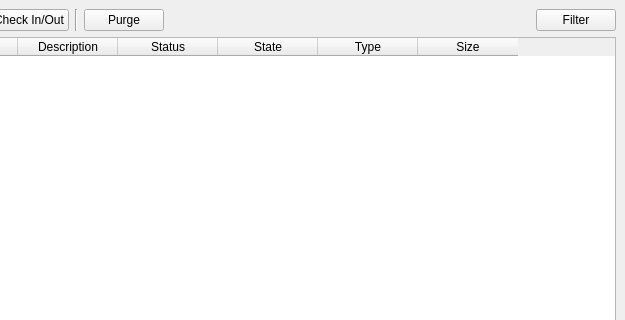
Above: src/gui/MainWindow.ui from grd/FreePDM before the change; both pictures show x 192 to 817 and y 0 to 320 of the 817 by 600 pixel window. Below: the same form after it.
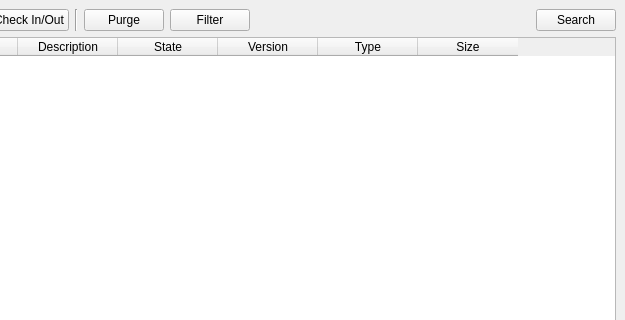
That is the form after the change.

```diff
--- a/src/gui/MainWindow.ui
+++ b/src/gui/MainWindow.ui
@@ -52,6 +52,13 @@
         </property>
        </widget>
       </item>
+      <item>
+       <widget class="QPushButton" name="buttonFilter">
+        <property name="text">
+         <string>Filter</string>
+        </property>
+       </widget>
+      </item>
       <item>
        <spacer name="spacerpurge2filter">
         <property name="orientation">
@@ -66,9 +73,9 @@
        </spacer>
       </item>
       <item>
-       <widget class="QPushButton" name="buttonFilter">
+       <widget class="QPushButton" name="buttonSearch">
         <property name="text">
-         <string>Filter</string>
+         <string>Search</string>
         </property>
        </widget>
       </item>
@@ -94,16 +101,16 @@
         <string>Description</string>
        </property>
       </column>
-      <column>
-       <property name="text">
-        <string>Status</string>
-       </property>
-      </column>
       <column>
        <property name="text">
         <string>State</string>
        </property>
       </column>
+      <column>
+       <property name="text">
+        <string>Version</string>
+       </property>
+      </column>
       <column>
        <property name="text">
         <string>Type</string>
```
